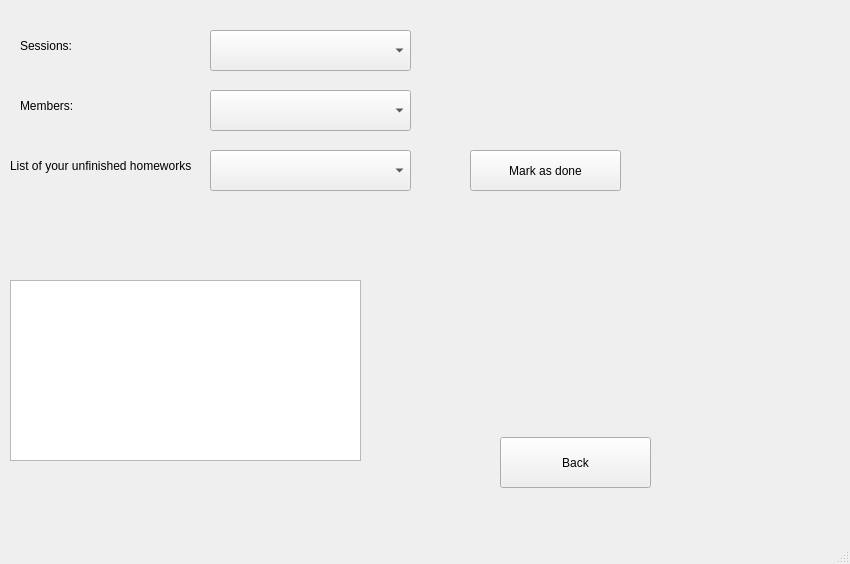
zgjimzhubajj/Student-Assistant, file gui_see_session_window.ui: the form before one commit.
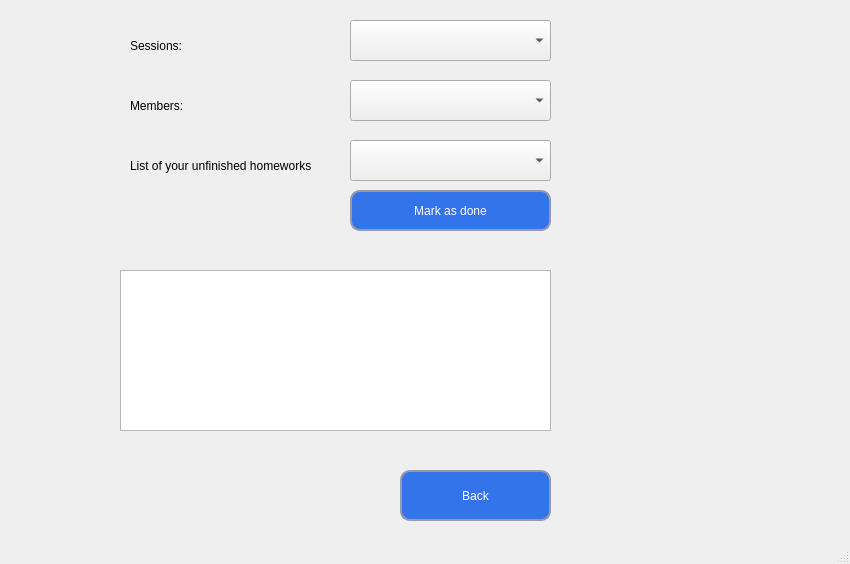
The form after the commit.

Patch:
```diff
--- a/gui_see_session_window.ui
+++ b/gui_see_session_window.ui
@@ -17,7 +17,7 @@
    <widget class="QLabel" name="lbl_1">
     <property name="geometry">
      <rect>
-      <x>20</x>
+      <x>130</x>
       <y>30</y>
       <width>171</width>
       <height>31</height>
@@ -30,12 +30,42 @@
    <widget class="QPushButton" name="btn_back">
     <property name="geometry">
      <rect>
-      <x>500</x>
-      <y>437</y>
+      <x>400</x>
+      <y>470</y>
       <width>151</width>
       <height>51</height>
      </rect>
     </property>
+    <property name="styleSheet">
+     <string notr="true">QPushButton {
+	border-style: solid;
+	border-width: 2px;
+	border-color: #9999aa;
+	border-radius: 10px;
+	color: white;
+	background-color: #3474eb
+}
+
+QPushButton:enabled {
+	background-color: #3474eb
+	color: white;
+}
+
+QPushButton:pressed {
+	background-color: #0d2f72;
+	color: #fffffe;
+}
+
+QPushButton:hover:!pressed {
+	background-color: E1F4FF;
+	color: 0c2f70;
+}
+
+QPushButton:disabled {
+	background-color: #aaaaaa;
+	color: #ffffff;
+}</string>
+    </property>
     <property name="text">
      <string>Back</string>
     </property>
@@ -43,10 +73,10 @@
    <widget class="QListWidget" name="list_widget_session_member_homework_detail">
     <property name="geometry">
      <rect>
-      <x>10</x>
-      <y>280</y>
-      <width>351</width>
-      <height>181</height>
+      <x>120</x>
+      <y>270</y>
+      <width>431</width>
+      <height>161</height>
      </rect>
     </property>
    </widget>
@@ -66,7 +96,7 @@
    <widget class="QLabel" name="lbl_4">
     <property name="geometry">
      <rect>
-      <x>20</x>
+      <x>130</x>
       <y>90</y>
       <width>181</width>
       <height>31</height>
@@ -79,8 +109,8 @@
    <widget class="QComboBox" name="combo_box_Sessions">
     <property name="geometry">
      <rect>
-      <x>210</x>
-      <y>30</y>
+      <x>350</x>
+      <y>20</y>
       <width>201</width>
       <height>41</height>
      </rect>
@@ -89,8 +119,8 @@
    <widget class="QComboBox" name="combo_box_members">
     <property name="geometry">
      <rect>
-      <x>210</x>
-      <y>90</y>
+      <x>350</x>
+      <y>80</y>
       <width>201</width>
       <height>41</height>
      </rect>
@@ -99,7 +129,7 @@
    <widget class="QLabel" name="label">
     <property name="geometry">
      <rect>
-      <x>10</x>
+      <x>130</x>
       <y>150</y>
       <width>191</width>
       <height>31</height>
@@ -112,8 +142,8 @@
    <widget class="QComboBox" name="combo_box_personal_homeworks">
     <property name="geometry">
      <rect>
-      <x>210</x>
-      <y>150</y>
+      <x>350</x>
+      <y>140</y>
       <width>201</width>
       <height>41</height>
      </rect>
@@ -122,12 +152,42 @@
    <widget class="QPushButton" name="btn_mark_as_done">
     <property name="geometry">
      <rect>
-      <x>470</x>
-      <y>150</y>
-      <width>151</width>
+      <x>350</x>
+      <y>190</y>
+      <width>201</width>
       <height>41</height>
      </rect>
     </property>
+    <property name="styleSheet">
+     <string notr="true">QPushButton {
+	border-style: solid;
+	border-width: 2px;
+	border-color: #9999aa;
+	border-radius: 10px;
+	color: white;
+	background-color: #3474eb
+}
+
+QPushButton:enabled {
+	background-color: #3474eb
+	color: white;
+}
+
+QPushButton:pressed {
+	background-color: #0d2f72;
+	color: #fffffe;
+}
+
+QPushButton:hover:!pressed {
+	background-color: E1F4FF;
+	color: 0c2f70;
+}
+
+QPushButton:disabled {
+	background-color: #aaaaaa;
+	color: #ffffff;
+}</string>
+    </property>
     <property name="text">
      <string>Mark as done</string>
     </property>
```
